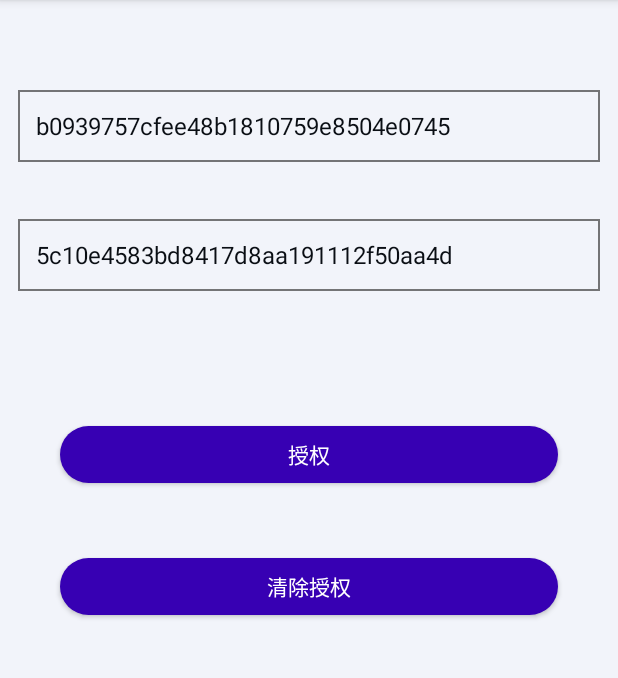
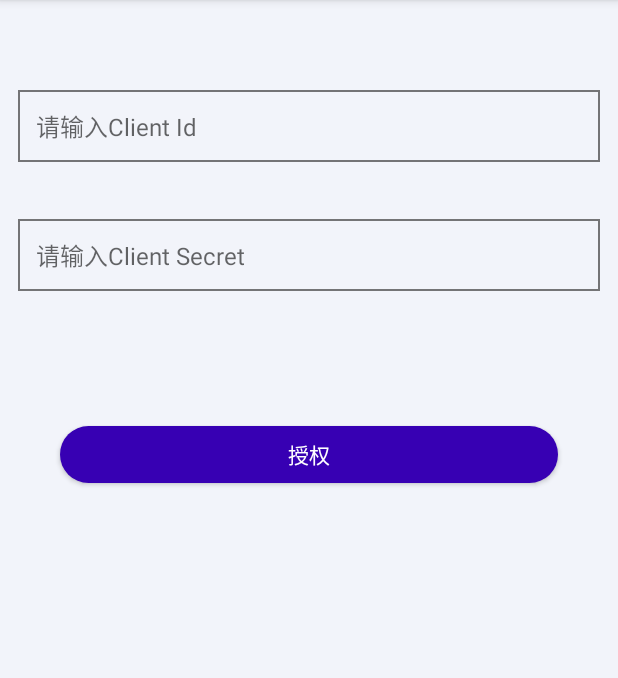
Before and after one commit to data-baker/OfflineAsrAndroid, an Android app: the AuthorizeActivity screen opened directly, with no data from a screen before it, on a phone screen of 412 x 824 dp, the part 84-762 px from its top. Run offline under Robolectric (Android 15) with nearby library versions, the phone set to English and light mode, and no system bars; libraries missing offline, so code that uses them is left out: com.databaker.offlineasr.

Commit message:
fix authorize

```diff
--- a/app/src/main/java/com/baker/offline/asr/AuthorizeActivity.java
+++ b/app/src/main/java/com/baker/offline/asr/AuthorizeActivity.java
@@ -28,7 +28,6 @@ public class AuthorizeActivity extends AppCompatActivity {
     private AppCompatEditText etClientId;
     private AppCompatEditText etClientSecret;
     private AppCompatButton btnAuthorize;
-    private AppCompatButton btnClean;
 
     private int from;
     private String clientId = "";
@@ -42,12 +41,11 @@ public class AuthorizeActivity extends AppCompatActivity {
         etClientId = findViewById(R.id.et_client_id);
         etClientSecret = findViewById(R.id.et_client_secret);
         btnAuthorize = findViewById(R.id.btn_authorize);
-        btnClean = findViewById(R.id.btn_clean);
+
 
 
         from = getIntent().getIntExtra("from", 1001);
 
-        btnClean.setOnClickListener(view -> Util.cleanAuth(AuthorizeActivity.this));
 
         btnAuthorize.setOnClickListener(view -> {
             if (etClientId.getText() != null) {
--- a/app/src/main/res/layout/activity_authorize.xml
+++ b/app/src/main/res/layout/activity_authorize.xml
@@ -17,7 +17,6 @@
         android:layout_marginTop="60dp"
         android:background="@drawable/bg_debug_input"
         android:hint="请输入Client Id"
-        android:text="b0939757cfee48b1810759e8504e0745"
         android:minHeight="48dp"
         android:paddingStart="12dp"
         android:textColor="@color/text_color"
@@ -28,7 +27,6 @@
         android:layout_width="match_parent"
         android:layout_height="wrap_content"
         android:layout_marginHorizontal="12dp"
-        android:text="5c10e4583bd8417d8aa191112f50aa4d"
         android:layout_marginTop="38dp"
         android:background="@drawable/bg_debug_input"
         android:hint="请输入Client Secret"
@@ -52,18 +50,5 @@
         android:text="授权"
         android:textColor="@color/white" />
 
-    <androidx.appcompat.widget.AppCompatButton
-        android:id="@+id/btn_clean"
-        android:layout_width="match_parent"
-        android:layout_height="38dp"
-        android:layout_gravity="center_horizontal"
-        android:layout_marginHorizontal="40dp"
-        android:layout_marginTop="30dp"
-        android:layout_marginBottom="20dp"
-        android:background="@drawable/bg_btn_generate"
-        android:minHeight="42dp"
-        android:paddingHorizontal="5dp"
-        android:paddingVertical="3dp"
-        android:text="清除授权"
-        android:textColor="@color/white" />
+
 </LinearLayout>
```
